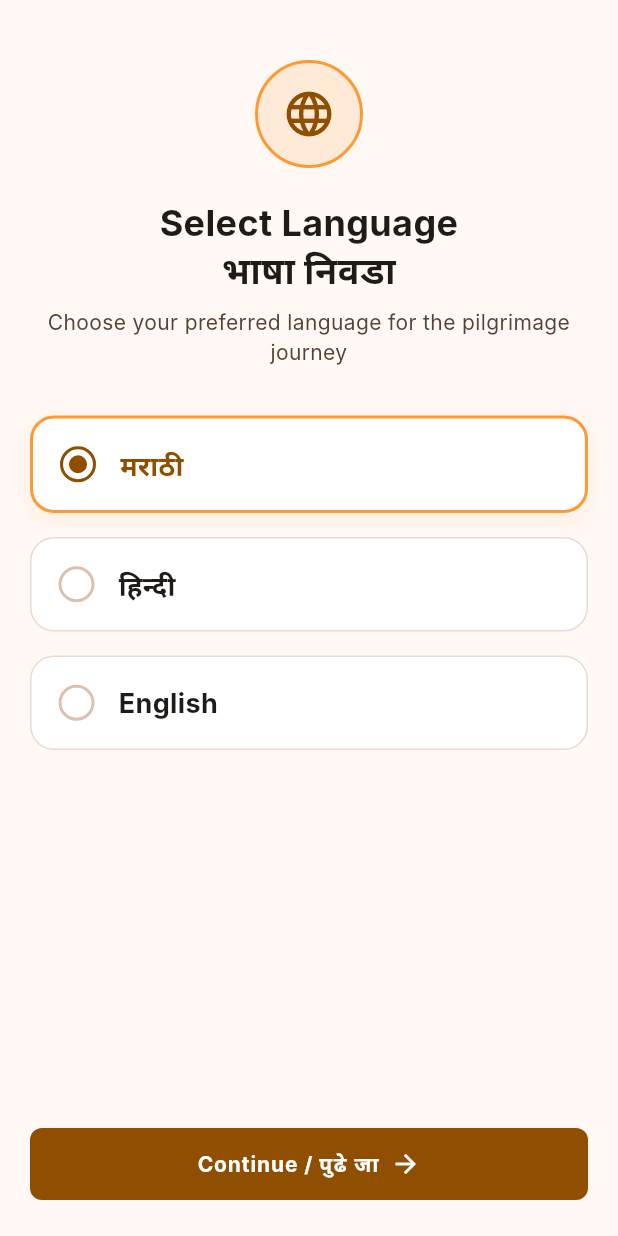
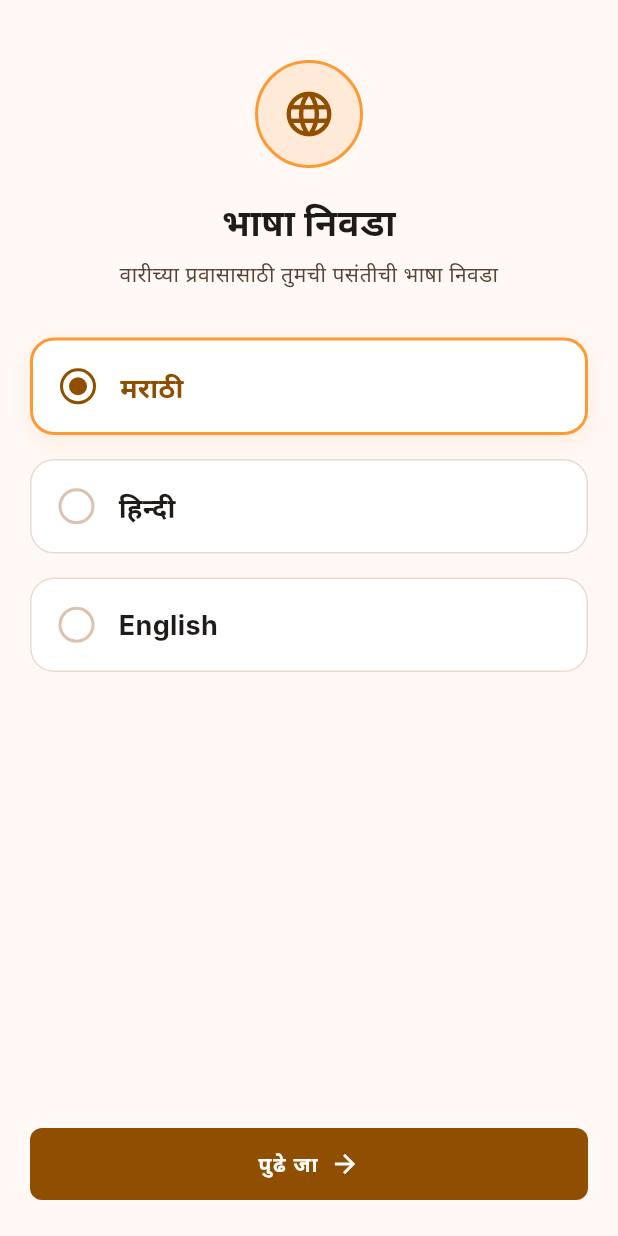
Before and after one commit to Yato-22/wari-app, a Flutter app: the screen it shows after launch, after a tap on "मराठी", on a phone screen of 412 x 824 dp. Run offline on Flutter 3.47's test engine with Material 3 defaults, Android fonts, the phone set to English and light mode, and no system bars; our stand-ins replace flutter_map, geolocator, latlong2, supabase_flutter; accounts and stored records are empty; network calls fail; Roboto replaces fonts that are missing (Inter).

Commit message:
removed search bar and hindi marathi

```diff
--- a/lib/Screens/home_map_screen.dart
+++ b/lib/Screens/home_map_screen.dart
@@ -26,7 +26,6 @@ class _HomeMapScreenState extends State<HomeMapScreen>
   final MapController _mapController = MapController();
   FacilityType _selectedFilter = FacilityType.all;
   CampFacility? _selectedFacility;
-  final TextEditingController _searchController = TextEditingController();
 
   int _currentMapLayerIndex = 0;
   final List<Map<String, String>> _mapTileLayers = [
@@ -102,7 +101,6 @@ class _HomeMapScreenState extends State<HomeMapScreen>
   @override
   void dispose() {
     _pulseController.dispose();
-    _searchController.dispose();
     _mapController.dispose();
     _positionStreamSubscription?.cancel();
     super.dispose();
@@ -213,15 +211,6 @@ class _HomeMapScreenState extends State<HomeMapScreen>
     if (_selectedFilter != FacilityType.all) {
       list = list.where((f) => f.type == _selectedFilter).toList();
     }
-    final query = _searchController.text.toLowerCase().trim();
-    if (query.isNotEmpty) {
-      list = list
-          .where((f) =>
-              f.name.toLowerCase().contains(query) ||
-              f.description.toLowerCase().contains(query) ||
-              f.locationName.toLowerCase().contains(query))
-          .toList();
-    }
     return list;
   }
 
@@ -311,7 +300,7 @@ class _HomeMapScreenState extends State<HomeMapScreen>
               ),
             ),
 
-          // 2. Floating Top Controls (Search & Filter Chips)
+          // 2. Floating Top Controls (Filter Chips)
           Positioned(
             top: 12,
             left: 16,
@@ -319,68 +308,24 @@ class _HomeMapScreenState extends State<HomeMapScreen>
             child: Column(
               crossAxisAlignment: CrossAxisAlignment.stretch,
               children: [
-                // Search Bar
-                Container(
-                  height: 48,
-                  decoration: BoxDecoration(
-                    color: AppColors.surfaceContainerLowest,
-                    borderRadius: BorderRadius.circular(9999),
-                    border: Border.all(
-                      color: AppColors.outlineVariant.withValues(alpha: 0.5),
-                    ),
-                    boxShadow: const [AppColors.tactileSaffronShadow],
-                  ),
-                  padding: const EdgeInsets.symmetric(horizontal: 16),
-                  child: Row(
-                    children: [
-                      const Icon(Icons.search,
-                          color: AppColors.onSurfaceVariant),
-                      const SizedBox(width: 8),
-                      Expanded(
-                        child: TextField(
-                          controller: _searchController,
-                          onChanged: (_) => setState(() {}),
-                          decoration: const InputDecoration(
-                            hintText:
-                                'Search facilities, medical, water, camps...',
-                            border: InputBorder.none,
-                            enabledBorder: InputBorder.none,
-                            focusedBorder: InputBorder.none,
-                            contentPadding: EdgeInsets.zero,
-                            filled: false,
-                          ),
-                        ),
-                      ),
-                      if (_searchController.text.isNotEmpty)
-                        IconButton(
-                          icon: const Icon(Icons.clear, size: 18),
-                          onPressed: () {
-                            _searchController.clear();
-                            setState(() {});
-                          },
-                        ),
-                    ],
-                  ),
-                ),
-                const SizedBox(height: 10),
                 // Filter Chips
                 SingleChildScrollView(
                   scrollDirection: Axis.horizontal,
                   child: Row(
                     children: [
-                      _buildFilterChip('All', FacilityType.all, Icons.done),
+                      _buildFilterChip(appState.translate('all'), FacilityType.all, Icons.done),
                       const SizedBox(width: 8),
                       _buildFilterChip(
-                          'Food', FacilityType.food, Icons.restaurant),
+                          appState.translate('food'), FacilityType.food, Icons.restaurant),
                       const SizedBox(width: 8),
                       _buildFilterChip(
-                          'Water', FacilityType.water, Icons.water_drop),
+                          appState.translate('water'), FacilityType.water, Icons.water_drop),
                       const SizedBox(width: 8),
                       _buildFilterChip(
-                          'Medical', FacilityType.medical, Icons.medical_services),
+                          appState.translate('medical'), FacilityType.medical, Icons.medical_services),
                       const SizedBox(width: 8),
                       _buildFilterChip(
-                          'Toilet', FacilityType.toilet, Icons.wc),
+                          appState.translate('toilet'), FacilityType.toilet, Icons.wc),
                     ],
                   ),
                 ),
@@ -783,7 +728,7 @@ class _HomeMapScreenState extends State<HomeMapScreen>
             boxShadow: const [AppColors.tactileSaffronShadow],
           ),
           child: Text(
-            'Live Palkhi',
+            appState.translate('live_palkhi'),
             style: AppTypography.labelBold.copyWith(
               color: AppColors.onPrimaryContainer,
               fontSize: 10,
--- a/lib/Screens/language_selection_screen.dart
+++ b/lib/Screens/language_selection_screen.dart
@@ -3,6 +3,7 @@ import '../theme/app_colors.dart';
 import '../theme/app_typography.dart';
 import '../widgets/custom_button.dart';
 import '../navigation/app_routes.dart';
+import '../models/app_state.dart';
 
 class LanguageSelectionScreen extends StatefulWidget {
   const LanguageSelectionScreen({super.key});
@@ -12,7 +13,7 @@ class LanguageSelectionScreen extends StatefulWidget {
 }
 
 class _LanguageSelectionScreenState extends State<LanguageSelectionScreen> {
-  String _selectedLanguage = 'mr'; // 'mr', 'hi', 'en'
+  // Let's remove the static _selectedLanguage and use AppState instead when needed.
 
   final List<Map<String, String>> _languages = [
     {
@@ -37,6 +38,7 @@ class _LanguageSelectionScreenState extends State<LanguageSelectionScreen> {
 
   @override
   Widget build(BuildContext context) {
+    final appState = AppStateScope.of(context);
     return Scaffold(
       backgroundColor: AppColors.background,
       body: SafeArea(
@@ -67,14 +69,14 @@ class _LanguageSelectionScreenState extends State<LanguageSelectionScreen> {
                 ),
               ),
               const SizedBox(height: 20),
-              const Text(
-                'Select Language\nभाषा निवडा',
+              Text(
+                appState.translate('select_language'),
                 textAlign: TextAlign.center,
                 style: AppTypography.headlineLg,
               ),
               const SizedBox(height: 8),
               Text(
-                'Choose your preferred language for the pilgrimage journey',
+                appState.translate('language_desc'),
                 textAlign: TextAlign.center,
                 style: AppTypography.bodySm.copyWith(
                   color: AppColors.onSurfaceVariant,
@@ -88,13 +90,11 @@ class _LanguageSelectionScreenState extends State<LanguageSelectionScreen> {
                   separatorBuilder: (_, __) => const SizedBox(height: 16),
                   itemBuilder: (context, index) {
                     final item = _languages[index];
-                    final isSelected = _selectedLanguage == item['code'];
+                    final isSelected = appState.currentLanguage == item['code'];
 
                     return InkWell(
                       onTap: () {
-                        setState(() {
-                          _selectedLanguage = item['code']!;
-                        });
+                        appState.setLanguage(item['code']!);
                       },
                       borderRadius: BorderRadius.circular(16),
                       child: AnimatedContainer(
@@ -162,7 +162,7 @@ class _LanguageSelectionScreenState extends State<LanguageSelectionScreen> {
               ),
               // Continue Button
               CustomButton(
-                label: 'Continue / पुढे जा',
+                label: appState.translate('continue'),
                 icon: Icons.arrow_forward,
                 iconTrailing: true,
                 onPressed: () {
--- a/lib/Screens/volunteer_opportunities_screen.dart
+++ b/lib/Screens/volunteer_opportunities_screen.dart
@@ -5,6 +5,7 @@ import '../widgets/app_top_bar.dart';
 import '../widgets/app_bottom_nav_bar.dart';
 import '../models/volunteer_opportunity.dart';
 import '../navigation/app_routes.dart';
+import '../models/app_state.dart';
 
 class VolunteerOpportunitiesScreen extends StatelessWidget {
   const VolunteerOpportunitiesScreen({super.key});
@@ -86,6 +87,7 @@ class VolunteerOpportunitiesScreen extends StatelessWidget {
 
   @override
   Widget build(BuildContext context) {
+    final appState = AppStateScope.of(context);
     return Scaffold(
       backgroundColor: AppColors.background,
       appBar: const AppTopBar(
@@ -184,7 +186,7 @@ class VolunteerOpportunitiesScreen extends StatelessWidget {
                                 borderRadius: BorderRadius.circular(9999),
                               ),
                               child: Text(
-                                '$slotsRemaining slots left',
+                                '$slotsRemaining ${appState.translate('slots_left')}',
                                 style: AppTypography.labelBold.copyWith(
                                   fontSize: 10,
                                   color: slotsRemaining > 5
@@ -234,7 +236,7 @@ class VolunteerOpportunitiesScreen extends StatelessWidget {
                           children: [
                             Expanded(
                               child: Text(
-                                'Meals & Stay Included',
+                                appState.translate('meals_stay_included'),
                                 style: AppTypography.labelBold.copyWith(
                                   color: AppColors.secondary,
                                   fontSize: 11,
@@ -252,9 +254,9 @@ class VolunteerOpportunitiesScreen extends StatelessWidget {
                                 );
                               },
                               icon: const Icon(Icons.arrow_forward, size: 16),
-                              label: const Text(
-                                'View & Apply',
-                                style: TextStyle(fontSize: 12),
+                              label: Text(
+                                appState.translate('view_apply'),
+                                style: const TextStyle(fontSize: 12),
                               ),
                               style: ElevatedButton.styleFrom(
                                 backgroundColor: AppColors.primary,
--- /dev/null
+++ b/lib/l10n/app_localizations.dart
@@ -0,0 +1,88 @@
+import 'package:flutter/material.dart';
+
+class AppLocalizations {
+  final String locale;
+
+  AppLocalizations(this.locale);
+
+  static AppLocalizations of(BuildContext context) {
+    // A simplified provider pattern to avoid heavy boilerplates
+    return AppLocalizations('en'); // this will be overridden
+  }
+
+  static const Map<String, Map<String, String>> _localizedValues = {
+    'en': {
+      'home': 'Home',
+      'map': 'Map',
+      'volunteer': 'Volunteer',
+      'reports': 'Reports',
+      'profile': 'Profile',
+      'continue': 'Continue',
+      'select_language': 'Select Language',
+      'language_desc': 'Choose your preferred language for the pilgrimage journey',
+      'search_hint': 'Search facilities, medical, water, camps...',
+      'all': 'All',
+      'food': 'Food',
+      'water': 'Water',
+      'medical': 'Medical',
+      'toilet': 'Toilet',
+      'live_palkhi': 'Live Palkhi',
+      'navigate': 'Navigate',
+      'report_issue': 'Report Issue',
+      'donate': 'Donate',
+      'meals_stay_included': 'Meals & Stay Included',
+      'view_apply': 'View & Apply',
+      'slots_left': 'slots left',
+    },
+    'mr': {
+      'home': 'मुख्यपृष्ठ',
+      'map': 'नकाशा',
+      'volunteer': 'स्वयंसेवक',
+      'reports': 'अहवाल',
+      'profile': 'प्रोफाइल',
+      'continue': 'पुढे जा',
+      'select_language': 'भाषा निवडा',
+      'language_desc': 'वारीच्या प्रवासासाठी तुमची पसंतीची भाषा निवडा',
+      'search_hint': 'सुविधा, वैद्यकीय, पाणी, शिबिरे शोधा...',
+      'all': 'सर्व',
+      'food': 'अन्न',
+      'water': 'पाणी',
+      'medical': 'वैद्यकीय',
+      'toilet': 'शौचालय',
+      'live_palkhi': 'थेट पालखी',
+      'navigate': 'नेव्हिगेट करा',
+      'report_issue': 'समस्या नोंदवा',
+      'donate': 'देणगी द्या',
+      'meals_stay_included': 'भोजन आणि निवास समाविष्ट',
+      'view_apply': 'पहा आणि अर्ज करा',
+      'slots_left': 'जागा शिल्लक',
+    },
+    'hi': {
+      'home': 'मुख्य पृष्ठ',
+      'map': 'नक्शा',
+      'volunteer': 'स्वयंसेवक',
+      'reports': 'रिपोर्ट',
+      'profile': 'प्रोफ़ाइल',
+      'continue': 'आगे बढ़ें',
+      'select_language': 'भाषा चुनें',
+      'language_desc': 'तीर्थयात्रा के लिए अपनी पसंदीदा भाषा चुनें',
+      'search_hint': 'सुविधाएं, चिकित्सा, पानी, शिविर खोजें...',
+      'all': 'सभी',
+      'food': 'भोजन',
+      'water': 'पानी',
+      'medical': 'चिकित्सा',
+      'toilet': 'शौचालय',
+      'live_palkhi': 'लाइव पालखी',
+      'navigate': 'नेविगेट करें',
+      'report_issue': 'समस्या दर्ज करें',
+      'donate': 'दान करें',
+      'meals_stay_included': 'भोजन और आवास शामिल',
+      'view_apply': 'देखें और आवेदन करें',
+      'slots_left': 'जगह बची है',
+    },
+  };
+
+  String translate(String key) {
+    return _localizedValues[locale]?[key] ?? _localizedValues['en']?[key] ?? key;
+  }
+}
--- a/lib/models/app_state.dart
+++ b/lib/models/app_state.dart
@@ -7,6 +7,8 @@ import 'donation_model.dart';
 import 'organiser_app_model.dart';
 import '../services/supabase_service.dart';
 import 'user_profile.dart';
+
+import '../l10n/app_localizations.dart';
 
 class AppState extends ChangeNotifier {
   final SupabaseService supabaseService = SupabaseService();
@@ -27,6 +29,10 @@ class AppState extends ChangeNotifier {
   void setLanguage(String lang) {
     _currentLanguage = lang;
     notifyListeners();
+  }
+
+  String translate(String key) {
+    return AppLocalizations(_currentLanguage).translate(key);
   }
 
   // Active Bottom Nav Tab Index (0: Map, 1: Volunteer, 2: Reports, 3: Profile)
--- a/lib/widgets/app_bottom_nav_bar.dart
+++ b/lib/widgets/app_bottom_nav_bar.dart
@@ -34,7 +34,7 @@ class AppBottomNavBar extends StatelessWidget {
                 context: context,
                 index: 0,
                 icon: Icons.map,
-                label: 'Map',
+                label: AppStateScope.of(context).translate('map'),
                 route: AppRoutes.homeMap,
               ),
             ),
@@ -43,7 +43,7 @@ class AppBottomNavBar extends StatelessWidget {
                 context: context,
                 index: 1,
                 icon: Icons.volunteer_activism,
-                label: 'Volunteer',
+                label: AppStateScope.of(context).translate('volunteer'),
                 route: AppRoutes.volunteerOpportunities,
               ),
             ),
@@ -52,7 +52,7 @@ class AppBottomNavBar extends StatelessWidget {
                 context: context,
                 index: 2,
                 icon: Icons.report_problem_outlined,
-                label: 'Reports',
+                label: AppStateScope.of(context).translate('reports'),
                 route: AppRoutes.activityTracker,
               ),
             ),
@@ -61,7 +61,7 @@ class AppBottomNavBar extends StatelessWidget {
                 context: context,
                 index: 3,
                 icon: Icons.person_outline,
-                label: 'Profile',
+                label: AppStateScope.of(context).translate('profile'),
                 route: AppRoutes.profileGuest,
               ),
             ),
--- a/lib/widgets/facility_card.dart
+++ b/lib/widgets/facility_card.dart
@@ -3,6 +3,8 @@ import '../theme/app_colors.dart';
 import '../theme/app_typography.dart';
 import '../models/camp_facility.dart';
 import 'status_chip.dart';
+
+import '../models/app_state.dart';
 
 class FacilityCard extends StatelessWidget {
   final CampFacility facility;
@@ -145,7 +147,7 @@ class FacilityCard extends StatelessWidget {
               ElevatedButton.icon(
                 onPressed: onNavigate,
                 icon: const Icon(Icons.directions, size: 16),
-                label: const Text('Navigate'),
+                label: Text(AppStateScope.of(context).translate('navigate')),
                 style: ElevatedButton.styleFrom(
                   backgroundColor: AppColors.primary,
                   foregroundColor: AppColors.onPrimary,
@@ -168,7 +170,7 @@ class FacilityCard extends StatelessWidget {
                     onPressed: onReportIssue,
                     icon: const Icon(Icons.report_problem, size: 14, color: AppColors.error),
                     label: Text(
-                      'Report Issue',
+                      AppStateScope.of(context).translate('report_issue'),
                       style: AppTypography.labelBold.copyWith(color: AppColors.error, fontSize: 11),
                     ),
                     style: TextButton.styleFrom(
@@ -182,7 +184,7 @@ class FacilityCard extends StatelessWidget {
                     onPressed: onDonate,
                     icon: const Icon(Icons.favorite, size: 14, color: AppColors.secondary),
                     label: Text(
-                      'Donate',
+                      AppStateScope.of(context).translate('donate'),
                       style: AppTypography.labelBold.copyWith(color: AppColors.secondary, fontSize: 11),
                     ),
                     style: TextButton.styleFrom(
```
